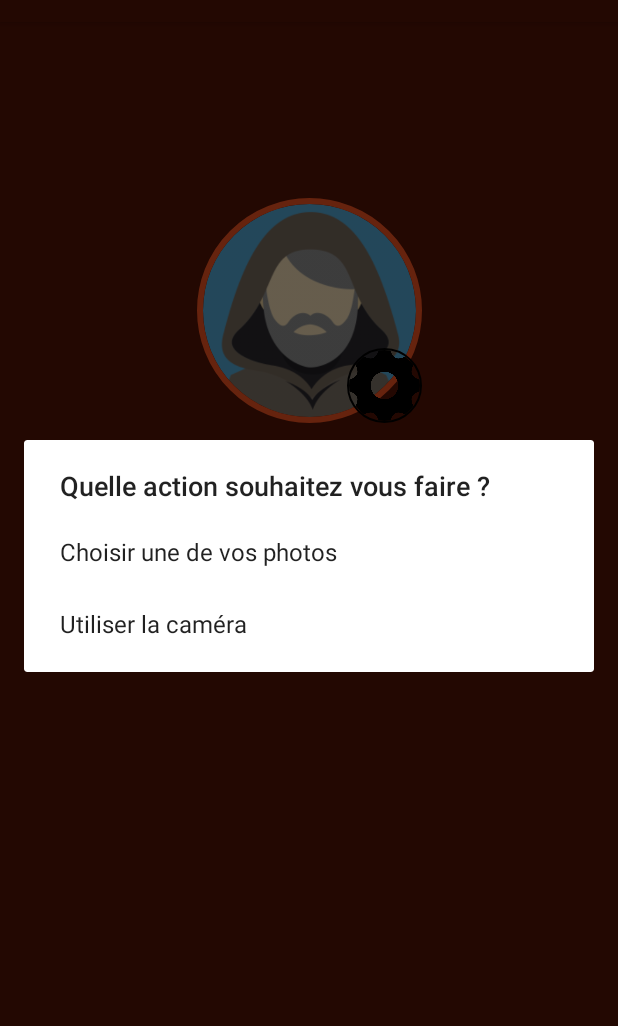
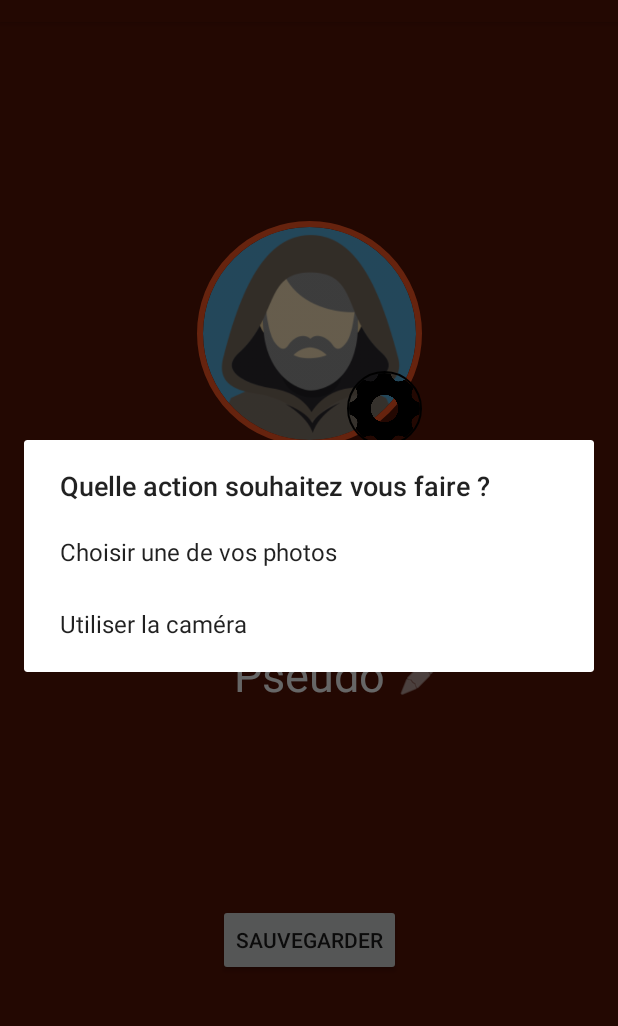
Before and after one commit to Setzioo/WereWolfApp, an Android app: the UserSettingsActivity screen opened directly, with no data from a screen before it, after a tap on an icon or button, on a phone screen of 412 x 824 dp, the part 62-1088 px from its top. Run offline under Robolectric (Android 15) with nearby library versions, the phone set to English and light mode, and no system bars; our stand-ins replace Firebase (no records; nobody signed in at launch, a user with empty details on screens opened directly), Picasso; plain views replace CircularImageView.

Commit message:
User can now change his avatar

```diff
--- a/app/src/main/AndroidManifest.xml
+++ b/app/src/main/AndroidManifest.xml
@@ -1,8 +1,8 @@
 <?xml version="1.0" encoding="utf-8"?>
 <manifest xmlns:android="http://schemas.android.com/apk/res/android"
           package="fr.isen.cata.werewolfapp">
-    <uses-permission
-            android:name="android.permission.CAMERA"/>
+    <uses-permission android:name="android.permission.CAMERA"/>
+    <uses-permission android:name="android.permission.INTERNET" />
 
     <application
             android:allowBackup="true"
--- a/app/src/main/java/fr/isen/cata/werewolfapp/PlayerModel.kt
+++ b/app/src/main/java/fr/isen/cata/werewolfapp/PlayerModel.kt
@@ -6,7 +6,7 @@ class PlayerModel(_id: String="0", _pseudo: String=""/*, _avatar: Bitmap?=null,
     var id: String = _id
     var pseudo: String = _pseudo
     var avatar: Bitmap? = null
-    var role: RoleModel? = null
+    var role: String? = null
     var state: Boolean = true
     var charmed: Boolean = false
     var connected: Boolean = false
--- a/app/src/main/java/fr/isen/cata/werewolfapp/UserSettingsActivity.kt
+++ b/app/src/main/java/fr/isen/cata/werewolfapp/UserSettingsActivity.kt
@@ -3,21 +3,39 @@ package fr.isen.cata.werewolfapp
 import android.Manifest
 import android.content.Intent
 import android.graphics.Bitmap
+import android.graphics.drawable.BitmapDrawable
+import android.net.Uri
 import android.os.Bundle
 import android.provider.MediaStore
 import android.support.v4.app.ActivityCompat
 import android.support.v7.app.AlertDialog
 import android.support.v7.app.AppCompatActivity
+import android.util.Log
+import android.widget.ImageView
+import com.bumptech.glide.Glide
 import kotlinx.android.synthetic.main.activity_user_settings.*
+import com.google.firebase.auth.FirebaseAuth
+import com.google.firebase.database.DataSnapshot
+import com.google.firebase.database.DatabaseError
+import com.google.firebase.database.FirebaseDatabase
+import com.google.firebase.database.ValueEventListener
+import com.google.firebase.storage.FirebaseStorage
+import com.squareup.picasso.Picasso
+import java.io.ByteArrayOutputStream
+import java.io.OutputStream
 
 
 class UserSettingsActivity : AppCompatActivity() {
 
     private val MY_PERMISSIONS_REQUEST = 99
+    private lateinit var auth: FirebaseAuth
+    private var currentPlayer: PlayerModel? = null
 
     override fun onCreate(savedInstanceState: Bundle?) {
         super.onCreate(savedInstanceState)
         setContentView(R.layout.activity_user_settings)
+
+        auth = FirebaseAuth.getInstance()
 
         val permissionNotGranted = getAllPermissionNotGranted()
 
@@ -26,6 +44,93 @@ class UserSettingsActivity : AppCompatActivity() {
         settingsView.setOnClickListener {
             chooseGalleryOrCamera()
         }
+
+        getCurrentPlayer()
+
+        getPlayerAvatar()
+
+        saveButton.setOnClickListener{
+
+            saveAvatar()
+
+            saveUserPseudo()
+        }
+
+    }
+
+    private fun getPlayerAvatar() {
+        val storageReference = FirebaseStorage.getInstance().reference.child(auth.currentUser!!.uid + "/avatar")
+
+        storageReference.downloadUrl.addOnSuccessListener {
+            // Got the download URL for 'users/me/profile.png'
+            Picasso.get()
+                .load(it)
+                .into(avatarView)
+        }.addOnFailureListener {
+            // Handle any errors
+        }
+    }
+
+    private fun saveUserPseudo() {
+        val mDatabase = FirebaseDatabase.getInstance().reference
+
+        mDatabase.child("Users").child(auth.currentUser!!.uid).child("pseudo").setValue(pseudoText.text)
+    }
+
+    private fun saveAvatar() {
+        // Create a storage reference from our app
+        val storage = FirebaseStorage.getInstance()
+
+        val storageRef = storage.reference
+
+        // Create a reference to "mountains.jpg"
+        val mountainsRef = storageRef.child(auth.currentUser!!.uid + "/avatar")
+        // Get the data from an ImageView as bytes
+        avatarView.isDrawingCacheEnabled = true
+        avatarView.buildDrawingCache()
+        val bitmap = (avatarView.drawable as BitmapDrawable).bitmap
+        val baos = ByteArrayOutputStream()
+        bitmap.compress(Bitmap.CompressFormat.JPEG, 100, baos)
+        val data = baos.toByteArray()
+
+        val uploadTask = mountainsRef.putBytes(data)
+        uploadTask.addOnFailureListener {
+            // Handle unsuccessful uploads
+        }.addOnSuccessListener {
+            // taskSnapshot.metadata contains file metadata such as size, content-type, etc.
+            // ...
+        }
+    }
+
+    private fun getCurrentPlayer() {
+
+        val id: String = auth.currentUser!!.uid
+
+        val mUserReference = FirebaseDatabase.getInstance().getReference("Users")
+
+        mUserReference.addListenerForSingleValueEvent(object : ValueEventListener {
+            override fun onDataChange(dataSnapshot: DataSnapshot) {
+                val user: MutableList<PlayerModel?> = arrayListOf()
+                if (dataSnapshot.exists()) {
+                    for (i in dataSnapshot.children) {
+                        user.add(i.getValue(PlayerModel::class.java))
+                    }
+                    for (i in user) {
+                        if (i?.id == id) {
+                            currentPlayer = i
+
+                            pseudoText.text = currentPlayer!!.pseudo
+                            Log.d("USERID------", currentPlayer!!.id)
+
+                        }
+                    }
+                }
+            }
+
+            override fun onCancelled(databaseError: DatabaseError) {
+                Log.e("TAG", "loadPost:onCancelled", databaseError.toException())
+            }
+        })
     }
 
     private fun getAllPermissionNotGranted(): Array<String> {
--- a/app/src/main/res/layout/activity_user_settings.xml
+++ b/app/src/main/res/layout/activity_user_settings.xml
@@ -16,10 +16,11 @@
             app:civ_border_width="4dp"
             app:civ_shadow="true"
             app:civ_shadow_radius="0"
-            app:civ_shadow_color="#8BC34A" app:layout_constraintTop_toTopOf="parent"
+            app:civ_shadow_color="#8BC34A"
+            android:id="@+id/avatarView" app:layout_constraintTop_toTopOf="parent"
+            app:layout_constraintBottom_toTopOf="@+id/pseudoText" app:layout_constraintEnd_toEndOf="parent"
             app:layout_constraintStart_toStartOf="parent"
-            app:layout_constraintBottom_toBottomOf="parent" app:layout_constraintEnd_toEndOf="parent"
-            app:layout_constraintVertical_bias="0.19" android:id="@+id/avatarView"/>
+    />
     <com.mikhaellopez.circularimageview.CircularImageView
             android:layout_width="50dp"
             android:layout_height="50dp"
@@ -31,4 +32,26 @@
             app:civ_shadow_color="#8BC34A"
             app:layout_constraintEnd_toEndOf="@+id/avatarView"
             app:layout_constraintBottom_toBottomOf="@+id/avatarView" android:id="@+id/settingsView"/>
+    <TextView
+            android:text="Pseudo"
+            android:layout_width="wrap_content"
+            android:layout_height="wrap_content"
+            android:id="@+id/pseudoText" android:textColor="@android:color/white"
+            android:textSize="30sp"
+            app:layout_constraintTop_toBottomOf="@+id/avatarView" app:layout_constraintBottom_toTopOf="@+id/saveButton"
+            app:layout_constraintEnd_toEndOf="@+id/avatarView" app:layout_constraintStart_toStartOf="@+id/avatarView"/>
+    <Button
+            android:text="Sauvegarder"
+            android:layout_width="wrap_content"
+            android:layout_height="wrap_content"
+            android:id="@+id/saveButton"
+            app:layout_constraintBottom_toBottomOf="parent" app:layout_constraintTop_toBottomOf="@+id/pseudoText"
+            app:layout_constraintStart_toStartOf="@+id/pseudoText" app:layout_constraintEnd_toEndOf="@+id/pseudoText"/>
+    <ImageButton
+            android:layout_width="wrap_content"
+            android:layout_height="wrap_content" app:srcCompat="@android:drawable/ic_menu_edit"
+            android:id="@+id/editPseudoButton"
+            android:background="@color/colorBackground" android:tint="@android:color/white"
+            app:layout_constraintTop_toTopOf="@+id/pseudoText" app:layout_constraintBottom_toBottomOf="@+id/pseudoText"
+            app:layout_constraintStart_toEndOf="@+id/pseudoText" android:layout_marginStart="8dp"/>
 </android.support.constraint.ConstraintLayout>
```
Also changed, not shown: app/build.gradle (+8 -3 lines), 1 other file.
